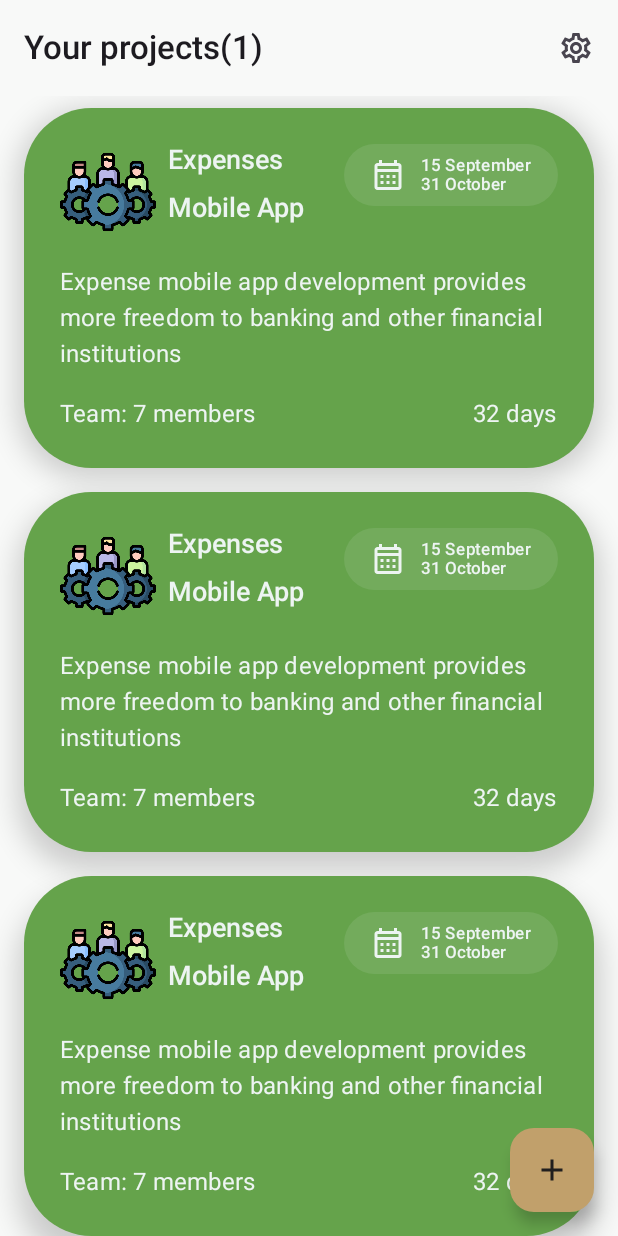
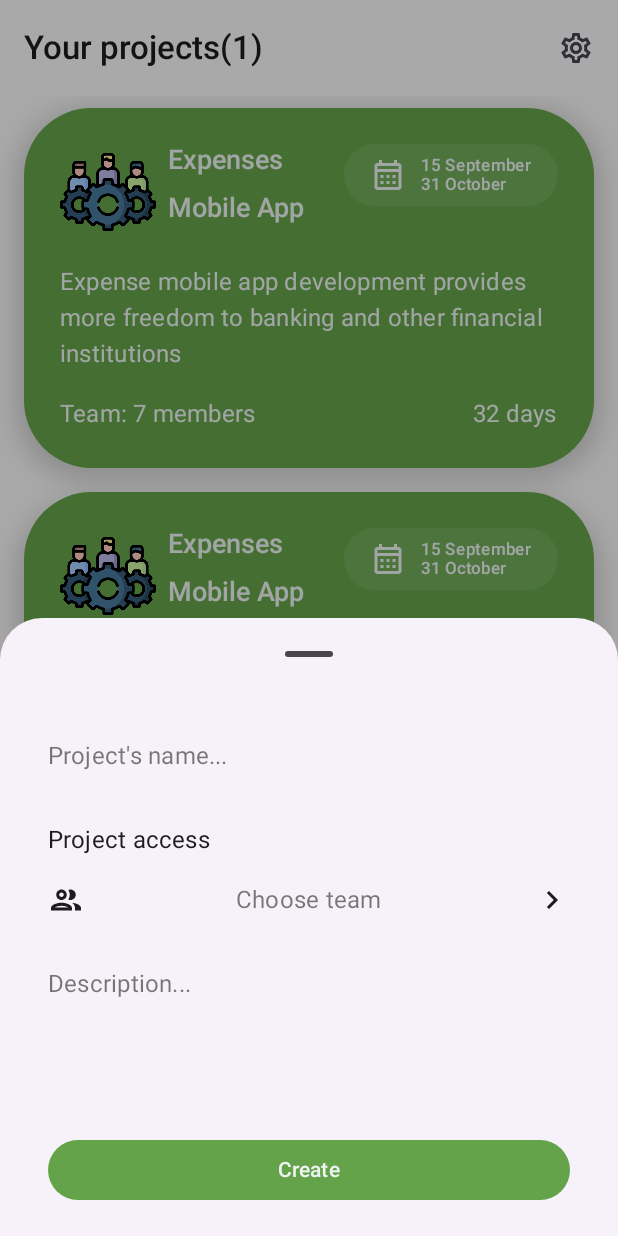
Before and after one commit to danyloplaksyvy/TeamManagementApp, an Android app built with Jetpack Compose: the MainScreen screen opened through its navigation route, after a tap on "Add Project", on a phone screen of 412 x 824 dp. Run offline under Robolectric (Android 15) with nearby library versions, the phone set to English and light mode, and no system bars; our stand-ins replace Firebase (no records; nobody signed in at launch, a user with empty details on screens opened directly); Roboto replaces fonts that are not available here.

Commit message:
Add Project UI

```diff
--- a/app/src/main/java/com/example/teammanagementapp/Screens.kt
+++ b/app/src/main/java/com/example/teammanagementapp/Screens.kt
@@ -7,5 +7,6 @@ enum class Screens {
     ForgotScreen,
     MainScreen,
     ProfileScreen,
-    AddProjectScreen
+    AddProjectScreen,
+    ProjectDetailsScreen
 }
--- a/app/src/main/java/com/example/teammanagementapp/presentation/navigation/MainNavGraph.kt
+++ b/app/src/main/java/com/example/teammanagementapp/presentation/navigation/MainNavGraph.kt
@@ -8,6 +8,7 @@ import com.example.teammanagementapp.Screens
 import com.example.teammanagementapp.presentation.view.main.home.MainScreen
 import com.example.teammanagementapp.presentation.view.main.profile.ProfileScreen
 import com.example.teammanagementapp.presentation.googlesignin.GoogleAuthUiClient
+import com.example.teammanagementapp.presentation.view.main.project.ProjectDetailsScreen
 import com.google.firebase.auth.FirebaseAuth
 
 fun NavGraphBuilder.mainNavGraph(
@@ -18,8 +19,8 @@ fun NavGraphBuilder.mainNavGraph(
         composable(route = Screens.MainScreen.name) {
             MainScreen(onProfileNavigate = {
                 navController.navigate(Screens.ProfileScreen.name)
-            }, onAddProjectClick = {
-                navController.navigate(Screens.AddProjectScreen.name)
+            }, onCreateProjectClick = {
+                navController.navigate(Screens.ProjectDetailsScreen.name)
             })
         }
         composable(route = Screens.ProfileScreen.name) {
@@ -31,5 +32,8 @@ fun NavGraphBuilder.mainNavGraph(
                 currentUser = FirebaseAuth.getInstance().currentUser
             )
         }
+        composable(route = Screens.ProjectDetailsScreen.name) {
+            ProjectDetailsScreen()
+        }
     }
 }
--- a/app/src/main/java/com/example/teammanagementapp/presentation/view/main/home/MainScreen.kt
+++ b/app/src/main/java/com/example/teammanagementapp/presentation/view/main/home/MainScreen.kt
@@ -1,30 +1,61 @@
 package com.example.teammanagementapp.presentation.view.main.home
 
+import android.graphics.drawable.Icon
+import androidx.compose.foundation.clickable
 import androidx.compose.foundation.layout.Arrangement
+import androidx.compose.foundation.layout.Box
 import androidx.compose.foundation.layout.Column
+import androidx.compose.foundation.layout.Row
 import androidx.compose.foundation.layout.fillMaxSize
+import androidx.compose.foundation.layout.fillMaxWidth
 import androidx.compose.foundation.layout.padding
 import androidx.compose.foundation.lazy.LazyColumn
+import androidx.compose.foundation.shape.RoundedCornerShape
+import androidx.compose.foundation.text.BasicTextField
 import androidx.compose.material.icons.Icons
+import androidx.compose.material.icons.automirrored.outlined.KeyboardArrowRight
 import androidx.compose.material.icons.outlined.Add
+import androidx.compose.material.icons.outlined.Group
+import androidx.compose.material.icons.outlined.KeyboardArrowRight
 import androidx.compose.material.icons.outlined.Settings
+import androidx.compose.material3.Button
 import androidx.compose.material3.ExperimentalMaterial3Api
 import androidx.compose.material3.FloatingActionButton
 import androidx.compose.material3.Icon
 import androidx.compose.material3.IconButton
 import androidx.compose.material3.MaterialTheme
+import androidx.compose.material3.ModalBottomSheet
 import androidx.compose.material3.Scaffold
 import androidx.compose.material3.Text
 import androidx.compose.material3.TopAppBar
 import androidx.compose.material3.TopAppBarDefaults
+import androidx.compose.material3.rememberModalBottomSheetState
 import androidx.compose.runtime.Composable
+import androidx.compose.runtime.getValue
+import androidx.compose.runtime.mutableStateOf
+import androidx.compose.runtime.remember
+import androidx.compose.runtime.rememberCoroutineScope
+import androidx.compose.runtime.setValue
 import androidx.compose.ui.Alignment
 import androidx.compose.ui.Modifier
+import androidx.compose.ui.draw.clip
+import androidx.compose.ui.unit.dp
+import kotlinx.coroutines.launch
 
 @OptIn(ExperimentalMaterial3Api::class)
 @Composable
-fun MainScreen(onProfileNavigate: () -> Unit,
-               onAddProjectClick: () -> Unit) {
+fun MainScreen(
+    onProfileNavigate: () -> Unit,
+    onCreateProjectClick: () -> Unit
+) {
+    // State to control showing the bottom sheet
+    var showBottomSheet by remember { mutableStateOf(false) }
+    val sheetState = rememberModalBottomSheetState()
+    val scope = rememberCoroutineScope()
+
+    val projectNameTextField = remember { mutableStateOf("") }
+    val descriptionTextField = remember { mutableStateOf("") }
+
     Scaffold(topBar = {
         TopAppBar(
             title = { Text("Your projects(1)") },
@@ -40,7 +71,9 @@ fun MainScreen(onProfileNavigate: () -> Unit,
         )
     }, floatingActionButton = {
         FloatingActionButton(
-            onClick = onAddProjectClick,
+            onClick = {
+                showBottomSheet = true
+            },
             containerColor = MaterialTheme.colorScheme.tertiary,
             contentColor = MaterialTheme.colorScheme.onTertiary
         ) { Icon(Icons.Outlined.Add, "Add Project") }
@@ -59,4 +92,77 @@ fun MainScreen(onProfileNavigate: () -> Unit,
             }
         }
     }
+    if (showBottomSheet) {
+        ModalBottomSheet(
+            modifier = Modifier.fillMaxSize(),
+            onDismissRequest = {
+                showBottomSheet = false
+            },
+            sheetState = sheetState
+        ) {
+            Column(
+                modifier = Modifier
+                    .fillMaxSize()
+                    .padding(16.dp),
+                horizontalAlignment = Alignment.Start,
+                verticalArrangement = Arrangement.Top
+            ) {
+                BasicTextField(
+                    value = projectNameTextField.value,
+                    onValueChange = { projectNameTextField.value = it},
+                    maxLines = 1,
+                    modifier = Modifier.padding(16.dp),
+                    decorationBox = { innerTextField ->
+                        Box(modifier = Modifier.fillMaxWidth()) {
+                            if (projectNameTextField.value.isEmpty()){
+                                Text(
+                                    "Project's name...",
+                                    color = MaterialTheme.colorScheme.onBackground.copy(alpha = 0.6f),
+                                    modifier = Modifier.fillMaxWidth()
+                                )
+                            }
+                            innerTextField()
+                        }
+                    })
+                Text(
+                    "Project access",
+                    modifier = Modifier.padding(start = 16.dp, end = 16.dp, top = 16.dp)
+                )
+                Row(
+                    modifier = Modifier
+                        .fillMaxWidth()
+                        .clip(RoundedCornerShape(16.dp))
+                        .clickable { }
+                        .padding(16.dp),
+                    horizontalArrangement = Arrangement.SpaceBetween
+                ) {
+                    Icon(Icons.Outlined.Group, "Team")
+                    Text("Choose team", color = MaterialTheme.colorScheme.onBackground.copy(alpha = 0.6f))
+                    Icon(Icons.AutoMirrored.Outlined.KeyboardArrowRight, "ArrowRight")
+                }
+                BasicTextField(
+                    value = descriptionTextField.value,
+                    onValueChange = { descriptionTextField.value = it},
+                    minLines = 5,
+                    maxLines = 5,
+                    modifier = Modifier.padding(16.dp),
+                    decorationBox = { innerTextField ->
+                        Box(modifier = Modifier.fillMaxWidth()) {
+                            if (descriptionTextField.value.isEmpty()) {
+                                Text(
+                                    "Description...",
+                                    color = MaterialTheme.colorScheme.onBackground.copy(alpha = 0.6f),
+                                    modifier = Modifier.fillMaxWidth()
+                                )
+                            }
+                            innerTextField()
+                        }
+                    })
+                Button(onClick = onCreateProjectClick, modifier = Modifier.fillMaxWidth().padding(16.dp)) {
+                    Text("Create")
+                }
+
+            }
+        }
+    }
 }
--- a/app/src/main/java/com/example/teammanagementapp/presentation/view/main/project/AddProjectScreen.kt
+++ /dev/null
@@ -1,9 +0,0 @@
-package com.example.teammanagementapp.presentation.view.main.project
-
-import androidx.compose.runtime.Composable
-import androidx.compose.ui.Modifier
-
-@Composable
-fun AddProjectScreen() {
-
-}
--- /dev/null
+++ b/app/src/main/java/com/example/teammanagementapp/presentation/view/main/project/ProjectDetailsScreen.kt
@@ -0,0 +1,18 @@
+package com.example.teammanagementapp.presentation.view.main.project
+
+import androidx.compose.foundation.layout.Arrangement
+import androidx.compose.foundation.layout.Column
+import androidx.compose.foundation.layout.fillMaxSize
+import androidx.compose.material3.Text
+import androidx.compose.runtime.Composable
+import androidx.compose.ui.Alignment
+import androidx.compose.ui.Modifier
+
+@Composable
+fun ProjectDetailsScreen() {
+    Column(
+        modifier = Modifier.fillMaxSize(),
+        horizontalAlignment = Alignment.CenterHorizontally,
+        verticalArrangement = Arrangement.Center
+    ) { Text("This is Project Details Screen") }
+}
```
